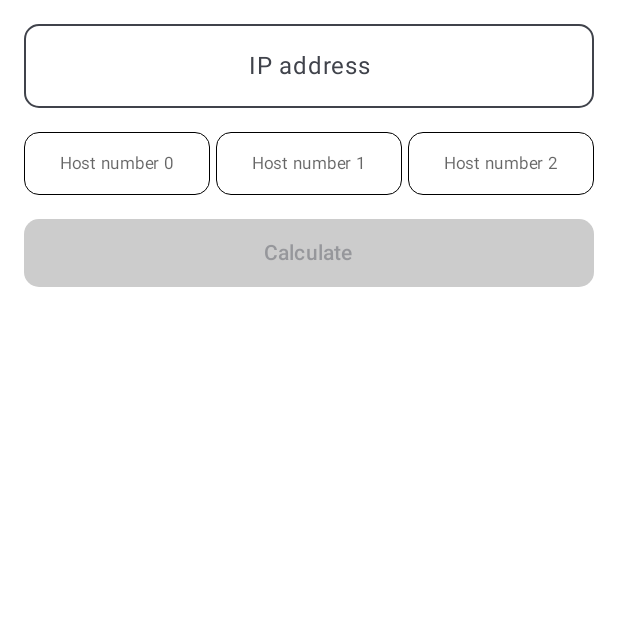
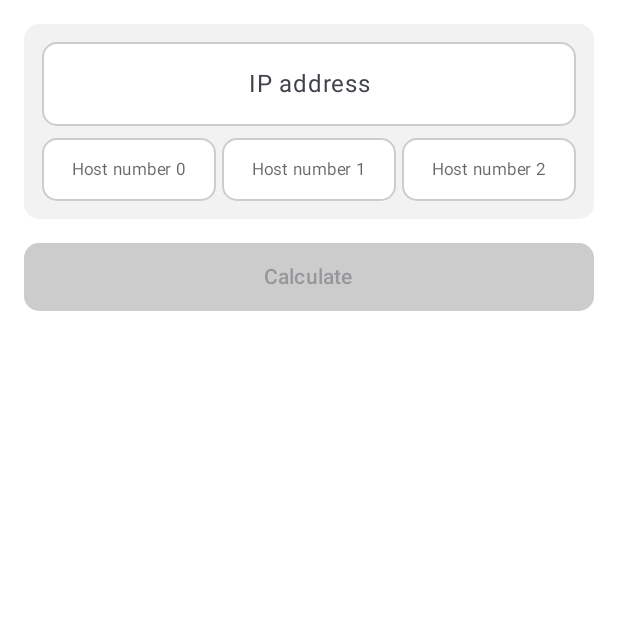
Before and after one commit to ayoubElhoucine/VlsmCalculator, an Android app built with Jetpack Compose: the screen it shows after launch (MainActivity), on a phone screen of 412 x 824 dp, the top half of it. Run offline under Robolectric (Android 15) with nearby library versions, the phone set to English and light mode, and no system bars.

Commit message:
working on vlsm screen ui 70%

```diff
--- a/VlsmCalculator/src/main/java/com/vlsm/vlsmcalculator/ui/vlsmCalculator/VlsmCalculatorScreen.kt
+++ b/VlsmCalculator/src/main/java/com/vlsm/vlsmcalculator/ui/vlsmCalculator/VlsmCalculatorScreen.kt
@@ -1,12 +1,15 @@
 package com.vlsm.vlsmcalculator.ui.vlsmCalculator
 
+import androidx.compose.foundation.background
 import androidx.compose.foundation.border
 import androidx.compose.foundation.layout.Arrangement
 import androidx.compose.foundation.layout.Box
+import androidx.compose.foundation.layout.Column
 import androidx.compose.foundation.layout.Row
 import androidx.compose.foundation.layout.fillMaxSize
 import androidx.compose.foundation.layout.fillMaxWidth
 import androidx.compose.foundation.layout.height
+import androidx.compose.foundation.layout.padding
 import androidx.compose.foundation.lazy.grid.GridCells
 import androidx.compose.foundation.lazy.grid.LazyVerticalGrid
 import androidx.compose.foundation.lazy.grid.itemsIndexed
@@ -15,6 +18,7 @@ import androidx.compose.foundation.text.BasicTextField
 import androidx.compose.foundation.text.KeyboardOptions
 import androidx.compose.material3.LocalTextStyle
 import androidx.compose.material3.OutlinedTextField
+import androidx.compose.material3.OutlinedTextFieldDefaults
 import androidx.compose.material3.Text
 import androidx.compose.material3.TextFieldDefaults
 import androidx.compose.runtime.Composable
@@ -37,8 +41,15 @@ internal fun VlsmCalculatorScreen(
     state: VlsmCalculatorState = rememberVlsmCalculatorState()
 ) {
     ScreenLayout {
-        IpAddressView(text = state.ipAddress)
-        HostNumbersView(data = state.hostNumbers, onValueChanged = state::updateHostNumbers)
+        Column(
+            modifier = Modifier
+                .background(Color.Black.copy(0.05f), shape = RoundedCornerShape(10.dp))
+                .padding(12.dp),
+            verticalArrangement = Arrangement.spacedBy(8.dp),
+        ) {
+            IpAddressView(text = state.ipAddress)
+            HostNumbersView(data = state.hostNumbers, onValueChanged = state::updateHostNumbers)
+        }
         MyButton(
             onClick = state::calculate,
             enabled = state.enabled,
@@ -75,9 +86,11 @@ private fun IpAddressView(
             autoCorrect = false,
         ),
         shape = RoundedCornerShape(10.dp),
-        colors = TextFieldDefaults.colors(
+        colors = OutlinedTextFieldDefaults.colors(
             focusedContainerColor = Color.White,
             unfocusedContainerColor = Color.White,
+            focusedBorderColor = Color.Black.copy(0.2f),
+            unfocusedBorderColor = Color.Black.copy(0.2f),
         ),
         textStyle = LocalTextStyle.current.copy(textAlign = TextAlign.Center),
     )
@@ -89,17 +102,18 @@ private fun HostNumbersView(
     onValueChanged: (String, Int) -> Unit,
 ) {
     LazyVerticalGrid(
+        columns = GridCells.Fixed(3),
         verticalArrangement = Arrangement.spacedBy(4.dp),
-        horizontalArrangement = Arrangement.spacedBy(4.dp),
-        columns = GridCells.Fixed(3),
+        horizontalArrangement = Arrangement.spacedBy(4.dp)
     ) {
         itemsIndexed(data) { index, value ->
             BasicTextField(
                 modifier = Modifier
                     .fillMaxWidth()
+                    .background(Color.White, shape = RoundedCornerShape(10.dp))
                     .border(
-                        width = 0.5.dp,
-                        color = Color.Black,
+                        width = 1.dp,
+                        color = Color.Black.copy(0.2f),
                         shape = RoundedCornerShape(10.dp),
                     )
                     .height(42.dp),
```
